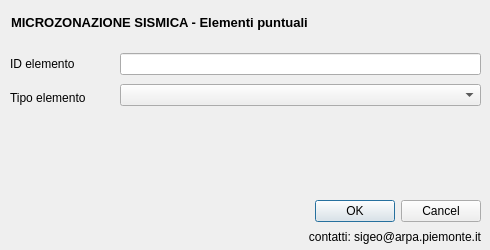
Before: the Qt Designer form MS1/form/epuntuali.ui in ivn888/mzs, drawn with Qt 5.
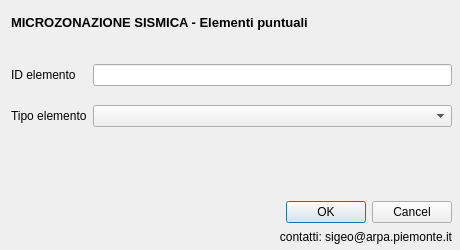
After: the same form once the commit is applied. Icons and pictures are not drawn.

```diff
--- a/MS1/form/epuntuali.ui
+++ b/MS1/form/epuntuali.ui
@@ -6,10 +6,22 @@
    <rect>
     <x>0</x>
     <y>0</y>
-    <width>490</width>
+    <width>460</width>
     <height>250</height>
    </rect>
   </property>
+  <property name="minimumSize">
+   <size>
+    <width>460</width>
+    <height>250</height>
+   </size>
+  </property>
+  <property name="maximumSize">
+   <size>
+    <width>460</width>
+    <height>250</height>
+   </size>
+  </property>
   <property name="windowTitle">
    <string>Dialog</string>
   </property>
@@ -18,7 +30,7 @@
     <rect>
      <x>11</x>
      <y>11</y>
-     <width>471</width>
+     <width>441</width>
      <height>22</height>
     </rect>
    </property>
@@ -52,77 +64,17 @@
     </item>
    </layout>
   </widget>
-  <widget class="QWidget" name="">
+  <widget class="QWidget" name="layoutWidget">
    <property name="geometry">
     <rect>
-     <x>120</x>
-     <y>50</y>
-     <width>361</width>
-     <height>61</height>
+     <x>11</x>
+     <y>201</y>
+     <width>441</width>
+     <height>44</height>
     </rect>
    </property>
-   <layout class="QVBoxLayout" name="verticalLayout">
-    <item>
-     <widget class="QLineEdit" name="id_ep">
-      <property name="toolTip">
-       <string extracomment="pippo"/>
-      </property>
-      <property name="whatsThis">
-       <string/>
-      </property>
-     </widget>
-    </item>
-    <item>
-     <widget class="QComboBox" name="tipo_ep"/>
-    </item>
-   </layout>
-  </widget>
-  <widget class="QWidget" name="">
-   <property name="geometry">
-    <rect>
-     <x>10</x>
-     <y>50</y>
-     <width>101</width>
-     <height>61</height>
-    </rect>
-   </property>
-   <layout class="QVBoxLayout" name="verticalLayout_2">
-    <item>
-     <widget class="QLabel" name="label_3">
-      <property name="toolTip">
-       <string/>
-      </property>
-      <property name="statusTip">
-       <string/>
-      </property>
-      <property name="whatsThis">
-       <string/>
-      </property>
-      <property name="text">
-       <string>ID elemento</string>
-      </property>
-     </widget>
-    </item>
-    <item>
-     <widget class="QLabel" name="label">
-      <property name="text">
-       <string>Tipo elemento</string>
-      </property>
-     </widget>
-    </item>
-   </layout>
-  </widget>
-  <widget class="QWidget" name="">
-   <property name="geometry">
-    <rect>
-     <x>10</x>
-     <y>200</y>
-     <width>221</width>
-     <height>41</height>
-    </rect>
-   </property>
-   <layout class="QHBoxLayout" name="horizontalLayout_2">
-    <item>
+   <layout class="QGridLayout" name="gridLayout">
+    <item row="0" column="0" rowspan="2">
      <widget class="QLabel" name="label_10">
       <property name="font">
        <font>
@@ -138,7 +90,7 @@
       </property>
      </widget>
     </item>
-    <item>
+    <item row="0" column="1" rowspan="2">
      <widget class="QLabel" name="label_16">
       <property name="text">
        <string/>
@@ -148,19 +100,7 @@
       </property>
      </widget>
     </item>
-   </layout>
-  </widget>
-  <widget class="QWidget" name="">
-   <property name="geometry">
-    <rect>
-     <x>240</x>
-     <y>200</y>
-     <width>241</width>
-     <height>46</height>
-    </rect>
-   </property>
-   <layout class="QVBoxLayout" name="verticalLayout_3">
-    <item>
+    <item row="0" column="2">
      <widget class="QDialogButtonBox" name="buttonBox">
       <property name="orientation">
        <enum>Qt::Horizontal</enum>
@@ -170,7 +110,7 @@
       </property>
      </widget>
     </item>
-    <item>
+    <item row="1" column="2">
      <widget class="QLabel" name="label_17">
       <property name="text">
        <string>contatti: sigeo@arpa.piemonte.it</string>
@@ -182,8 +122,54 @@
     </item>
    </layout>
   </widget>
-  <zorder>id_ep</zorder>
-  <zorder>label_3</zorder>
+  <widget class="QWidget" name="">
+   <property name="geometry">
+    <rect>
+     <x>11</x>
+     <y>51</y>
+     <width>441</width>
+     <height>91</height>
+    </rect>
+   </property>
+   <layout class="QGridLayout" name="gridLayout_2">
+    <item row="0" column="0">
+     <widget class="QLabel" name="label_3">
+      <property name="toolTip">
+       <string/>
+      </property>
+      <property name="statusTip">
+       <string/>
+      </property>
+      <property name="whatsThis">
+       <string/>
+      </property>
+      <property name="text">
+       <string>ID elemento</string>
+      </property>
+     </widget>
+    </item>
+    <item row="0" column="1">
+     <widget class="QLineEdit" name="id_ep">
+      <property name="toolTip">
+       <string extracomment="pippo"/>
+      </property>
+      <property name="whatsThis">
+       <string/>
+      </property>
+     </widget>
+    </item>
+    <item row="1" column="0">
+     <widget class="QLabel" name="label">
+      <property name="text">
+       <string>Tipo elemento</string>
+      </property>
+     </widget>
+    </item>
+    <item row="1" column="1">
+     <widget class="QComboBox" name="tipo_ep"/>
+    </item>
+   </layout>
+  </widget>
   <zorder>layoutWidget</zorder>
   <zorder>buttonBox</zorder>
   <zorder>label_10</zorder>
```
Left out of the diff: 11 changed lines with no effect on the pictures.
